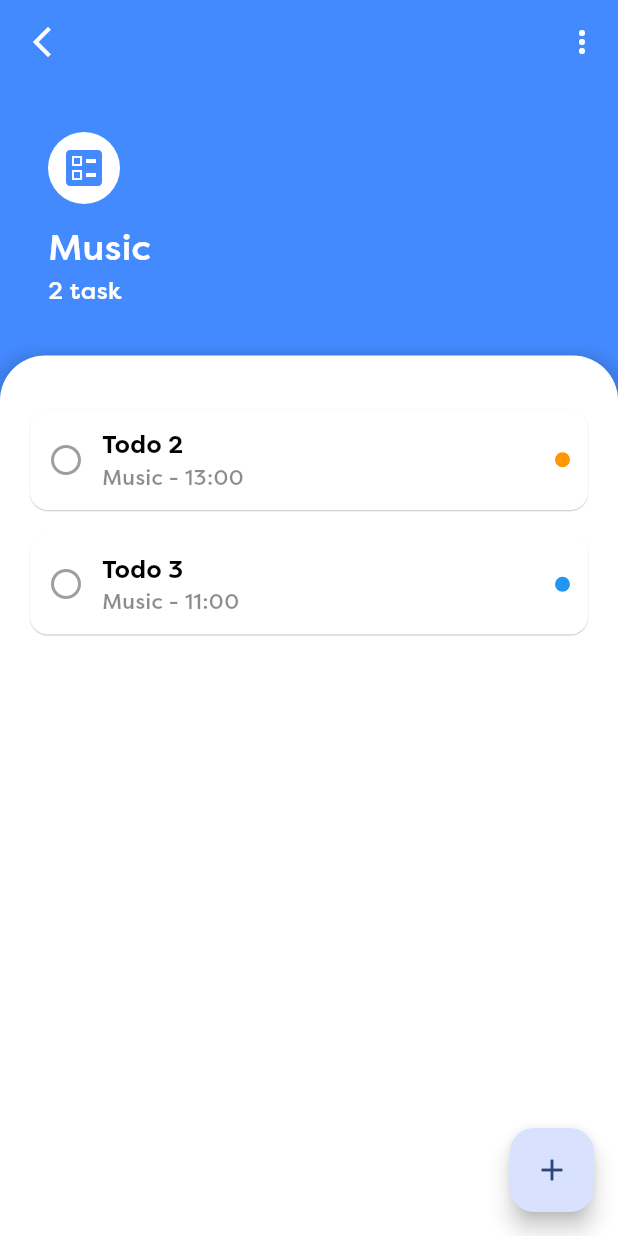
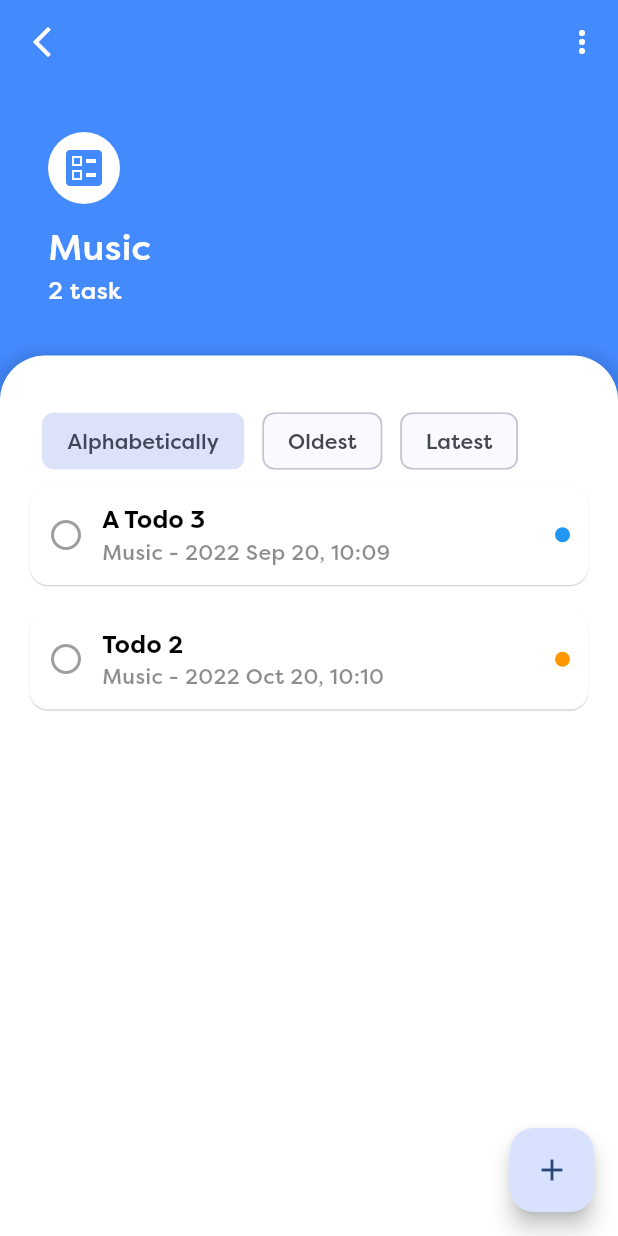
Before and after one commit to tuyen1204/ziichat_todo, a Flutter app: the HomeScreen screen opened directly, after a tap on "Music", on a phone screen of 412 x 824 dp. Run offline on Flutter 3.47's test engine with Material 3 defaults, Android fonts, the phone set to English and light mode, and no system bars.

Commit message:
[feat]: Sort Todo

```diff
--- a/ziichat_todo/lib/data/folder_data.dart
+++ b/ziichat_todo/lib/data/folder_data.dart
@@ -5,7 +5,7 @@ List<TodoItemData> dataFolder = [
     idTodo: "todo-4",
     title: "Todo 4",
     category: "All",
-    createdTime: "10:00",
+    createdTime: "2024-09-20 10:27:21.240752",
     isDefault: true,
     status: ItemStatus.done,
   ),
@@ -14,7 +14,7 @@ List<TodoItemData> dataFolder = [
     title:
         "[Research]: Flutter documentation - Assets, Navigation, Routing (cnt)",
     category: "Work",
-    createdTime: "10:00",
+    createdTime: "2023-09-20 10:27:21.240752",
     status: ItemStatus.progressing,
     note: "Lorem ipsum dolor sit amet, consectet",
   ),
@@ -22,28 +22,28 @@ List<TodoItemData> dataFolder = [
     idTodo: "todo-2",
     title: "Todo 2",
     category: "Music",
-    createdTime: "13:00",
+    createdTime: "2022-10-20 10:27:21.240752",
     status: ItemStatus.progressing,
   ),
   TodoItemData(
     idTodo: "todo-3",
-    title: "Todo 3",
+    title: "A Todo 3",
     category: "Music",
-    createdTime: "11:00",
+    createdTime: "2022-09-20 10:27:21.240752",
     status: ItemStatus.todo,
   ),
   TodoItemData(
     idTodo: "todo-5",
     title: "Todo 5",
     category: "Travel",
-    createdTime: "11:00",
+    createdTime: "2022-09-20 10:27:21.240752",
     status: ItemStatus.done,
   ),
   TodoItemData(
     idTodo: "todo-6",
-    title: "Todo 6 ne",
+    title: "B Todo 6 ne",
     category: "Code",
-    createdTime: "11:00",
+    createdTime: "2022-09-20 10:27:21.240752",
     note: "Note 1234567",
     status: ItemStatus.todo,
   ),
@@ -51,7 +51,7 @@ List<TodoItemData> dataFolder = [
     idTodo: "todo-7",
     title: "Todo 7 ne",
     category: "Code",
-    createdTime: "11:00",
+    createdTime: "2022-09-20 10:27:21.240752",
     note: "Note 1234567",
     status: ItemStatus.progressing,
   ),
--- a/ziichat_todo/lib/screens/bottom_sheet/bottom_sheet_create_todo_item.dart
+++ b/ziichat_todo/lib/screens/bottom_sheet/bottom_sheet_create_todo_item.dart
@@ -206,7 +206,6 @@ class _BottomSheetCreateTodoItemState extends State<BottomSheetCreateTodoItem> {
                                     onSelected: (value) {
                                       setState(() {
                                         categorySelected = item;
-                                        print(categorySelected);
                                       });
                                     },
                                   );
@@ -231,7 +230,7 @@ class _BottomSheetCreateTodoItemState extends State<BottomSheetCreateTodoItem> {
                   onPressed: () => {
                     if (formKey.currentState!.validate())
                       {
-                        TodoItemData.onCreateTodoItem(formattedDate,
+                        TodoItemData.onCreateTodoItem(currentDate.toString(),
                             nameTodo.text, categorySelected!, noteTodo.text),
                         setState(() {}),
                         Navigator.pop(context),
--- a/ziichat_todo/lib/screens/folder/folder_detail.dart
+++ b/ziichat_todo/lib/screens/folder/folder_detail.dart
@@ -1,4 +1,5 @@
 import 'package:flutter/material.dart';
+import 'package:intl/intl.dart';
 import 'package:ziichat_todo/constants.dart';
 import 'package:ziichat_todo/data/folder_data.dart';
 import 'package:ziichat_todo/screens/buttons/add_item.dart';
@@ -33,6 +34,13 @@ class _ItemsTodoDetailState extends State<ItemsTodoDetail> {
   late int totals;
   Set<int> selectedItems = {};
   bool isLoading = true;
+  final currentDate = DateTime.now();
+  List<String> sortList = [
+    "Alphabetically",
+    "Oldest",
+    "Latest",
+  ];
+  String currentSort = "Alphabetically";
 
   @override
   void initState() {
@@ -44,6 +52,7 @@ class _ItemsTodoDetailState extends State<ItemsTodoDetail> {
           .toList();
       listToDoAll = List.from(dataFolder);
       totals = dataFolder.length;
+      currentSort;
     });
 
     Future.delayed(Duration(milliseconds: 1000), () {
@@ -57,6 +66,26 @@ class _ItemsTodoDetailState extends State<ItemsTodoDetail> {
   Widget build(BuildContext context) {
     final paddingNotch = MediaQuery.of(context).padding.top;
     final paddingBottom = MediaQuery.of(context).padding.bottom;
+    final sortedListByAlpha = (widget.currentCategory == "All"
+        ? listToDoAll
+        : listToDo)
+      ..sort((a, b) {
+        if (currentSort == "Alphabetically") {
+          return a.title.toLowerCase().compareTo(b.title.toLowerCase());
+        } else if (currentSort == "Latest") {
+          return DateTime.parse(a.createdTime)
+              .difference(currentDate)
+              .inDays
+              .abs()
+              .compareTo((DateTime.parse(b.createdTime).difference(currentDate))
+                  .inDays
+                  .abs());
+        } else if (currentSort == "Oldest") {
+          return DateTime.parse(a.createdTime)
+              .compareTo(DateTime.parse(b.createdTime));
+        }
+        return 0; // Add this line to return a default value.
+      });
 
     return Scaffold(
       backgroundColor: primaryColor,
@@ -138,20 +167,39 @@ class _ItemsTodoDetailState extends State<ItemsTodoDetail> {
                   child: Column(
                     crossAxisAlignment: CrossAxisAlignment.start,
                     mainAxisAlignment: MainAxisAlignment.start,
-                    spacing: 16,
                     children: [
-                      Column(
-                        crossAxisAlignment: CrossAxisAlignment.start,
-                        mainAxisAlignment: MainAxisAlignment.start,
-                        children: [
+                      SizedBox(
+                        width: double.infinity,
+                        height: 50,
+                        child: ListView.builder(
+                          scrollDirection: Axis.horizontal,
+                          itemCount: sortList.length,
+                          itemBuilder: (context, index) {
+                            return Padding(
+                              padding: EdgeInsets.only(
+                                left: 12,
+                                right: index == sortList.length - 1 ? 12 : 0,
+                              ),
+                              child: ChoiceChip(
+                                  showCheckmark: false,
+                                  label: Text(sortList[index]),
+                                  selected: currentSort == sortList[index],
+                                  onSelected: (value) {
+                                    setState(() {
+                                      currentSort = sortList[index];
+                                    });
+                                  }),
+                            );
+                          },
+                        ),
+                      ),
                       Column(
                         spacing: 8,
                         mainAxisAlignment: MainAxisAlignment.start,
                         crossAxisAlignment: CrossAxisAlignment.start,
                         children: List.generate(
-                                widget.currentCategory == "All"
-                                    ? listToDoAll.length
-                                    : listToDo.length, (index) {
+                          sortedListByAlpha.length,
+                          (index) {
                             final todoItem = widget.currentCategory == "All"
                                 ? listToDoAll[index]
                                 : listToDo[index];
@@ -159,23 +207,6 @@ class _ItemsTodoDetailState extends State<ItemsTodoDetail> {
                                 ? ShimmerLoading(
                                     isLoading: isLoading,
                                     child: TodoItemCard(
-                                        index: index,
-                                        todoItem: todoItem,
-                                        isSelected:
-                                            selectedItems.contains(index),
-                                        onSelected: (selectedIndex) {
-                                          setState(() {
-                                            if (selectedItems
-                                                .contains(selectedIndex)) {
-                                              selectedItems
-                                                  .remove(selectedIndex);
-                                            } else {
-                                              selectedItems.add(selectedIndex);
-                                            }
-                                          });
-                                        },
-                                      ))
-                                  : TodoItemCard(
                                       index: index,
                                       todoItem: todoItem,
                                       isSelected: selectedItems.contains(index),
@@ -189,11 +220,28 @@ class _ItemsTodoDetailState extends State<ItemsTodoDetail> {
                                           }
                                         });
                                       },
+                                    ),
+                                  )
+                                : TodoItemCard(
+                                    index: index,
+                                    todoItem: todoItem,
+                                    isSelected: selectedItems.contains(index),
+                                    onSelected: (selectedIndex) {
+                                      setState(
+                                        () {
+                                          if (selectedItems
+                                              .contains(selectedIndex)) {
+                                            selectedItems.remove(selectedIndex);
+                                          } else {
+                                            selectedItems.add(selectedIndex);
+                                          }
+                                        },
                                       );
-                            }),
+                                    },
+                                  );
+                          },
                         ),
-                        ],
-                      )
+                      ),
                     ],
                   ),
                 ),
@@ -280,7 +328,8 @@ class TodoItemCard extends StatelessWidget {
                               fontWeight: FontWeight.w500),
                         ),
                         Text(
-                          todoItem.createdTime,
+                          DateFormat('yyyy MMM dd, HH:MM')
+                              .format(DateTime.parse(todoItem.createdTime)),
                           style: TextStyle(
                               fontSize: 14,
                               color: Colors.black45,
--- a/ziichat_todo/lib/screens/item/todo_detail_screen.dart
+++ b/ziichat_todo/lib/screens/item/todo_detail_screen.dart
@@ -1,5 +1,6 @@
 import 'package:flutter/cupertino.dart';
 import 'package:flutter/material.dart';
+import 'package:intl/intl.dart';
 import 'package:ziichat_todo/constants.dart';
 import 'package:ziichat_todo/data/folder_data.dart';
 import 'package:ziichat_todo/screens/folder/folder_item.dart';
@@ -209,7 +210,8 @@ class _TodoDetailScreenState extends State<TodoDetailScreen> {
                     ),
                     TextFormField(
                       readOnly: true,
-                      initialValue: todoDetailData.createdTime,
+                      initialValue: DateFormat('yyyy MMM dd, HH:MM')
+                          .format(DateTime.parse(todoDetailData.createdTime)),
                       cursorColor: primaryColor,
                       decoration: InputDecoration(
                         labelText: "Date",
```
Lines whose indentation alone changed are shown as unchanged.
